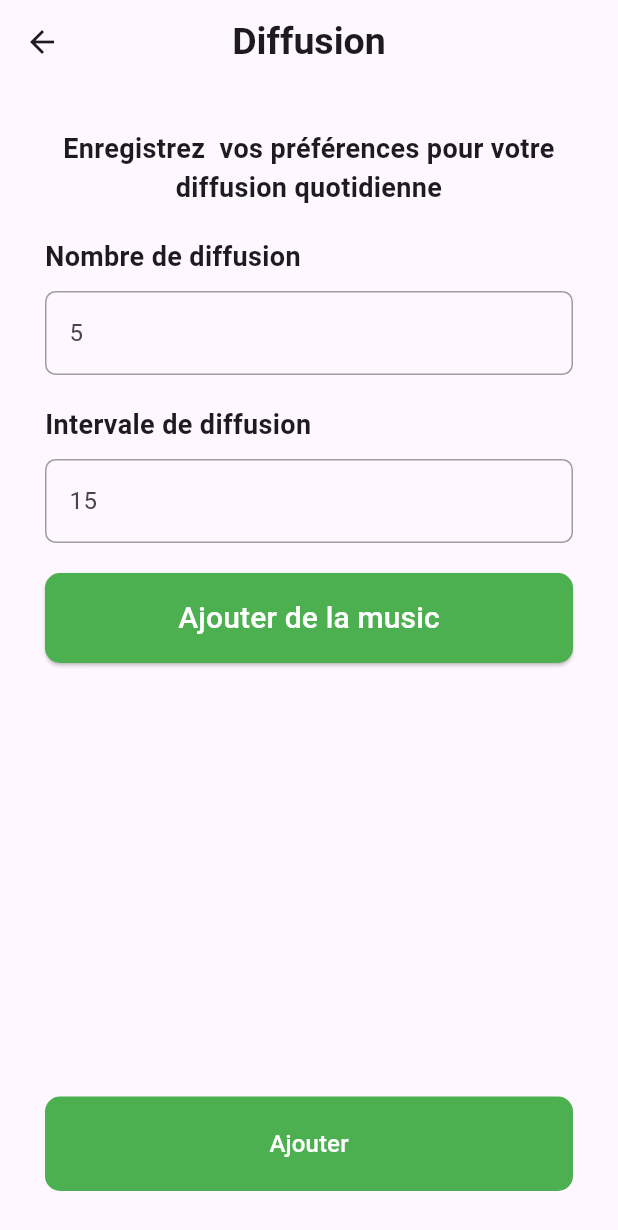
After one commit to andersonandys/alpha_v1, a Flutter app: the SettingDiffusionScreen screen opened directly, on a phone screen of 412 x 824 dp. The commit adds this screen. Shown: the top 1230 px of the screen. Run offline on Flutter 3.47's test engine with Material 2 defaults, Android fonts, the phone set to English and light mode, and no system bars; our stand-ins replace audioplayers, cloud_firestore, firebase_auth, firebase_core, firebase_ui_firestore, flutter_onboarding_slider and 4 more; missing offline and left inert: ficonsax; accounts and stored records are empty.

Commit message:
add diffusion profil

```diff
--- a/lib/constants/app_constants.dart
+++ b/lib/constants/app_constants.dart
@@ -1,4 +1,4 @@
-class AppConstants{
-
+class AppConstants {
   static const String collectionUsersFS = "users";
+  static const String collectionDiffusionFS = "diffusion";
 }
--- /dev/null
+++ b/lib/screen/settingDiffusion_screen.dart
@@ -0,0 +1,120 @@
+import 'package:alpha/screen/widgets/text_form_field_widget.dart';
+import 'package:flutter/material.dart';
+
+class SettingDiffusionScreen extends StatefulWidget {
+  const SettingDiffusionScreen({Key? key}) : super(key: key);
+
+  @override
+  _SettingDiffusionScreenState createState() => _SettingDiffusionScreenState();
+}
+
+class _SettingDiffusionScreenState extends State<SettingDiffusionScreen> {
+  @override
+  Widget build(BuildContext context) {
+    return Scaffold(
+      appBar: AppBar(
+        title: const Text(
+          'Diffusion',
+          style: TextStyle(
+            fontSize: 25,
+            fontWeight: FontWeight.bold,
+          ),
+        ),
+        centerTitle: true,
+      ),
+      body: Padding(
+        padding: const EdgeInsets.all(30.0),
+        child: Column(
+          crossAxisAlignment: CrossAxisAlignment.stretch,
+          children: [
+            const Text(
+              "Enregistrez  vos préférences pour votre diffusion quotidienne",
+              textAlign: TextAlign.center,
+              style: TextStyle(
+                fontSize: 18,
+                fontWeight: FontWeight.w600,
+              ),
+            ),
+            const SizedBox(height: 20),
+            _titltText("Nombre de diffusion"),
+            const SizedBox(height: 10),
+            TextFormFieldwidget(
+              hintText: "5",
+              validator: (value) {
+                if (value!.isEmpty) {
+                  return "Veuillez entrer un nombre pour la diffusion";
+                }
+                return null;
+              },
+              onSaved: (value) {},
+            ),
+            const SizedBox(height: 20),
+            _titltText("Intervale de diffusion"),
+            const SizedBox(height: 10),
+            TextFormFieldwidget(
+              hintText: "15",
+              validator: (value) {
+                if (value!.isEmpty) {
+                  return "Veuillez entrer une interval de diffusion";
+                }
+                return null;
+              },
+              onSaved: (value) {},
+            ),
+            const SizedBox(height: 20),
+            ElevatedButton(
+              onPressed: () {
+                // Action pour le bouton d'inscription
+              },
+              style: ElevatedButton.styleFrom(
+                foregroundColor: Colors.white,
+                backgroundColor: Colors.green, // Texte en blanc
+                minimumSize:
+                    const Size(double.infinity, 60), // Hauteur du bouton
+                shape: RoundedRectangleBorder(
+                  borderRadius: BorderRadius.circular(10), // Rayon de 10
+                ),
+              ),
+              child: const Text(
+                "Ajouter de la music",
+                style: TextStyle(fontSize: 20),
+              ),
+            ),
+            const SizedBox(height: 20),
+            const Spacer(),
+            TextButton(
+              style: TextButton.styleFrom(
+                backgroundColor: Colors.green,
+                padding: const EdgeInsets.symmetric(
+                  horizontal: 100,
+                  vertical: 20,
+                ),
+                shape: RoundedRectangleBorder(
+                  borderRadius: BorderRadius.circular(10),
+                ),
+              ),
+              onPressed: () {},
+              child: const Text(
+                "Ajouter",
+                style: TextStyle(
+                  color: Colors.white,
+                  fontSize: 16,
+                ),
+              ),
+            ),
+          ],
+        ),
+      ),
+    );
+  }
+
+  Widget _titltText(String title) {
+    return Text(
+      title,
+      style: const TextStyle(
+        fontSize: 18,
+        fontWeight: FontWeight.w600,
+      ),
+    );
+  }
+}
--- a/pubspec.yaml
+++ b/pubspec.yaml
@@ -47,7 +47,8 @@ dependencies:
   get: ^4.6.5
   audioplayers: ^4.1.0
   simple_circular_progress_bar: ^1.0.2
-
+  firebase_ui_firestore: ^1.5.3
+  file_picker: ^5.3.2
 dev_dependencies:
   flutter_test:
     sdk: flutter
```
Also changed, not shown: lib/controllers/app_controler.dart (+9 -2 lines), lib/screen/diffusion_screen.dart (+106 -27 lines), lib/screen/setting_screen.dart (+14 -5 lines), lib/screen/widgets/view_percente.dart (+4 -4 lines), pubspec.lock.
